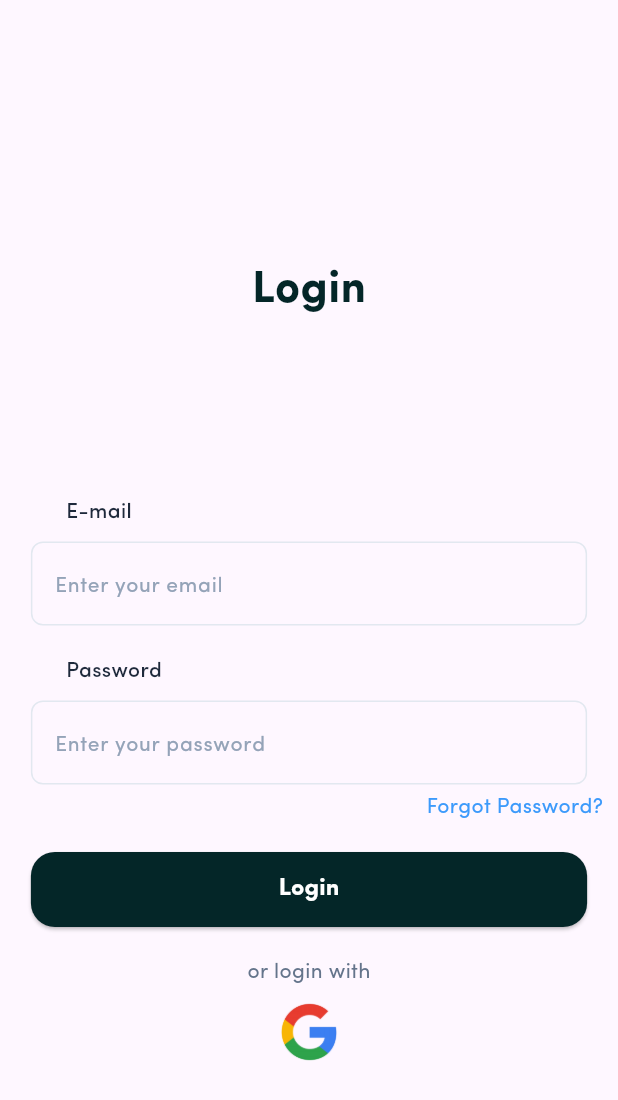
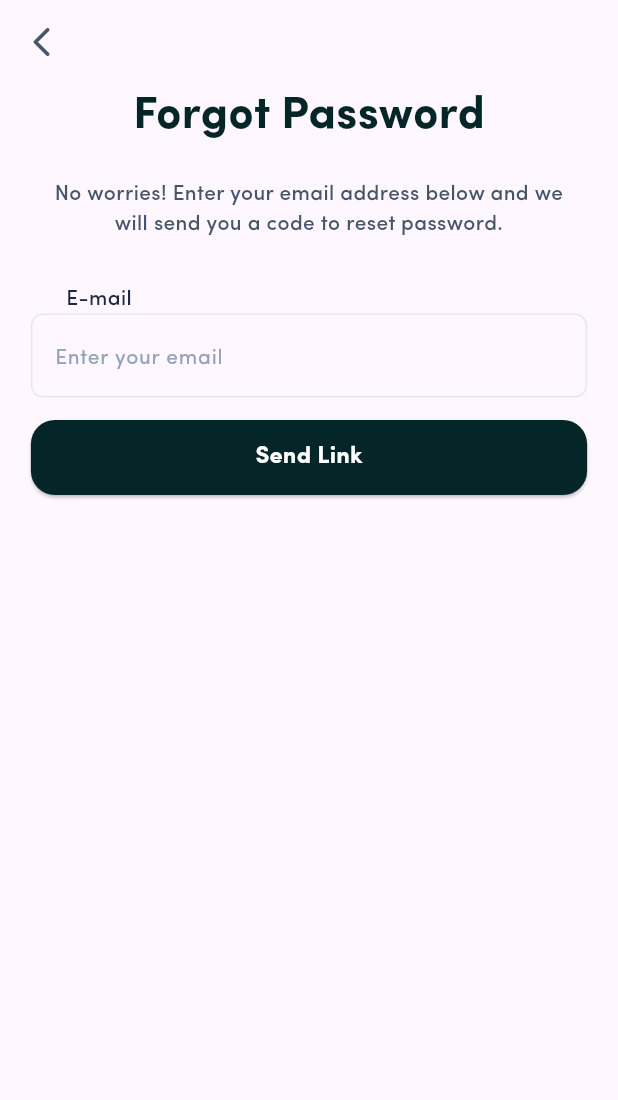
Before and after one commit to Priyanshg0211/MealTIme-App, a Flutter app: the LoginScreen screen opened directly, after a tap on "Forgot Password?", on a phone screen of 412 x 824 dp. Shown: the top 1100 px of the screen. Run offline on Flutter 3.47's test engine with Material 3 defaults, Android fonts, the phone set to English and light mode, and no system bars; our stand-ins replace lottie.

Commit message:
Completed the UI of Forgotpassword Screen

```diff
--- /dev/null
+++ b/lib/Screens/Authnetication/ForgotPassword.dart
@@ -0,0 +1,120 @@
+import 'package:flutter/material.dart';
+import 'package:mealtime/Screens/Authnetication/LoginScreen.dart';
+
+class ForgotPassword extends StatefulWidget {
+  const ForgotPassword({super.key});
+
+  @override
+  State<ForgotPassword> createState() => _ForgotPasswordState();
+}
+
+class _ForgotPasswordState extends State<ForgotPassword> {
+  @override
+  Widget build(BuildContext context) {
+    return Scaffold(
+      appBar: AppBar(
+        leading: IconButton(
+          onPressed: () {
+            Navigator.push(context,
+                MaterialPageRoute(builder: (context) => LoginScreen()));
+          },
+          icon: Icon(
+            Icons.arrow_back_ios_rounded,
+            color: Color(0xff475569),
+          ),
+        ),
+      ),
+      body: Center(
+        child: Column(
+          children: [
+            Text(
+              "Forgot Password",
+              style: TextStyle(
+                fontFamily: 'SofiaPro',
+                fontSize: 30,
+                fontWeight: FontWeight.bold,
+                color: Color(0xff042628),
+              ),
+            ),
+            SizedBox(height: 20,),
+            Text(
+              "No worries! Enter your email address below and we\nwill send you a code to reset password.",
+              textAlign: TextAlign.center,
+              style: TextStyle(
+                fontFamily: 'SofiaPro',
+                fontSize: 14,
+                fontWeight: FontWeight.w500,
+                color: Color(0xff475569),
+              ),
+            ),
+            SizedBox(height: 30,),
+            Container(
+              margin: EdgeInsets.only(right: 280),
+              child: Text(
+                'E-mail',
+                style: TextStyle(
+                    fontFamily: 'SofiaPro',
+                    color: Color(0xff1E293B),
+                    fontWeight: FontWeight.w500,
+                    fontSize: 14),
+              ),
+            ),
+            Container(
+              width: MediaQuery.sizeOf(context).width * 0.9,
+              child: TextFormField(
+                cursorColor: Color(0xff042628),
+                decoration: InputDecoration(
+                  hintText: 'Enter your email',
+                  hintStyle: TextStyle(
+                      fontFamily: 'SofiaPro',
+                      fontWeight: FontWeight.normal,
+                      fontSize: 14,
+                      color: Color(0xff94A3B8)),
+                  border: InputBorder.none,
+                  enabledBorder: OutlineInputBorder(
+                    borderSide: BorderSide(color: Color(0xffE2E8F0)),
+                    borderRadius: BorderRadius.circular(8),
+                  ),
+                  focusedBorder: OutlineInputBorder(
+                    borderSide: BorderSide(color: Color(0xffE2E8F0)),
+                  ),
+                ),
+                keyboardType: TextInputType.emailAddress,
+                validator: (value) {
+                  if (value == null || value.isEmpty) {
+                    return 'Please enter your email';
+                  }
+                  if (!value.contains('@')) {
+                    return 'Please enter a valid email';
+                  }
+                  return null;
+                },
+              ),
+            ),
+            SizedBox(height: 15,),
+            Container(
+              height: 50,
+              width: MediaQuery.sizeOf(context).width * 0.9,
+              child: ElevatedButton(
+                style: ElevatedButton.styleFrom(
+                    backgroundColor: Color(0xff042628),
+                    shape: RoundedRectangleBorder(
+                      borderRadius: BorderRadius.circular(16),
+                    )),
+                onPressed: () {},
+                child: Text(
+                  'Send Link',
+                  style: TextStyle(
+                      fontFamily: 'SofiaPro',
+                      fontWeight: FontWeight.bold,
+                      fontSize: 16,
+                      color: Colors.white),
+                ),
+              ),
+            ),
+          ],
+        ),
+      ),
+    );
+  }
+}
--- a/lib/Screens/Authnetication/LoginScreen.dart
+++ b/lib/Screens/Authnetication/LoginScreen.dart
@@ -1,5 +1,6 @@
 import 'package:flutter/material.dart';
 import 'package:flutter/widgets.dart';
+import 'package:mealtime/Screens/Authnetication/ForgotPassword.dart';
 
 class LoginScreen extends StatefulWidget {
   const LoginScreen({super.key});
@@ -117,15 +118,19 @@
                     keyboardType: TextInputType.name,
                   ),
                 ),
-                SizedBox(height: 5,),
-                Row(
-                mainAxisAlignment: MainAxisAlignment.end,
-                children: [
+                SizedBox(
+                  height: 5,
+                ),
+                Row(mainAxisAlignment: MainAxisAlignment.end, children: [
                   Padding(
                     padding: EdgeInsets.only(right: 10),
                     child: GestureDetector(
                       onTap: () {
                         print("Pressed");
+                        Navigator.push(
+                            context,
+                            MaterialPageRoute(
+                                builder: (context) => ForgotPassword()));
                       },
                       child: Text(
                         'Forgot Password?',
```
